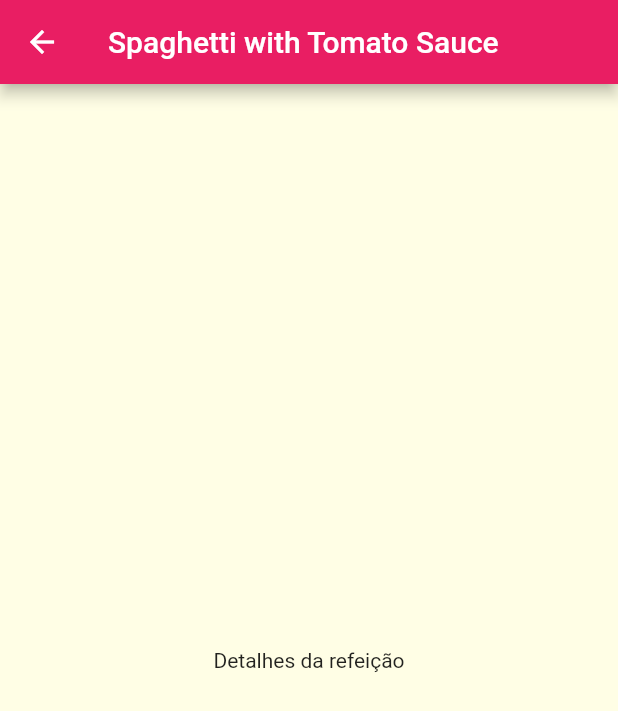
After one commit to vanderloureiro/app-meals, a Flutter app: the MealDetailsPage screen opened directly with sample values from the repository, on a phone screen of 412 x 824 dp. The commit adds this screen. Shown: the top 711 px of the screen. Run offline on Flutter 3.47's test engine with Material 2 defaults, Android fonts, the phone set to English and light mode, and no system bars.

Commit message:
Refatoracao de Enums e inicio de nova pagina de detalhes

```diff
--- a/lib/components/category_item.dart
+++ b/lib/components/category_item.dart
@@ -10,7 +10,7 @@ class CategoryItem extends StatelessWidget {
   const CategoryItem(this.category, {Key? key}) : super(key: key);
 
   void _selectCategory(BuildContext context) {
-    Navigator.of(context).pushNamed(AppRoutes.CATEGORIES_MEALS, arguments: category);
+    Navigator.of(context).pushNamed(AppRoutes.categories_meals, arguments: category);
   }
 
   @override
--- /dev/null
+++ b/lib/pages/meal_details_page.dart
@@ -0,0 +1,21 @@
+import 'package:app_meals/models/meal.dart';
+import 'package:flutter/material.dart';
+
+class MealDetailsPage extends StatelessWidget {
+
+  const MealDetailsPage({Key? key}) : super(key: key);
+
+  @override
+  Widget build(BuildContext context) {
+    final meal = ModalRoute.of(context)!.settings.arguments as Meal;
+
+    return Scaffold(
+      appBar: AppBar(
+        title: Text(meal.title),
+      ),
+      body: const Center(
+        child: Text('Detalhes da refeição'),
+      ),
+    );
+  }
+}
--- a/lib/utils/app_routes.dart
+++ b/lib/utils/app_routes.dart
@@ -1,5 +1,6 @@
 class AppRoutes {
 
-  static const HOME = '/';
-  static const CATEGORIES_MEALS = "/categories-meals";
+  static const home = '/';
+  static const categories_meals = "/categories-meals";
+  static const meal_details = "/meal-details";
 }
```
Also changed, not shown: lib/components/meal_item.dart (+5 -2 lines), lib/main.dart (+5 -3 lines).
